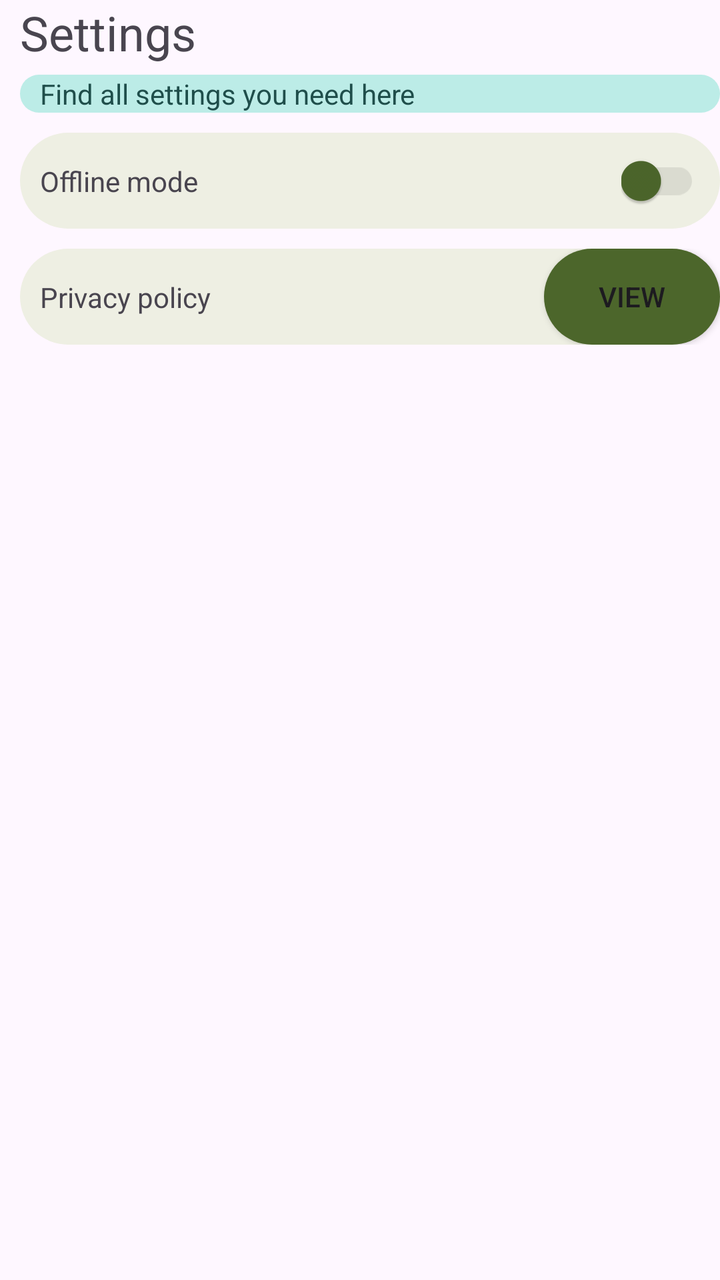
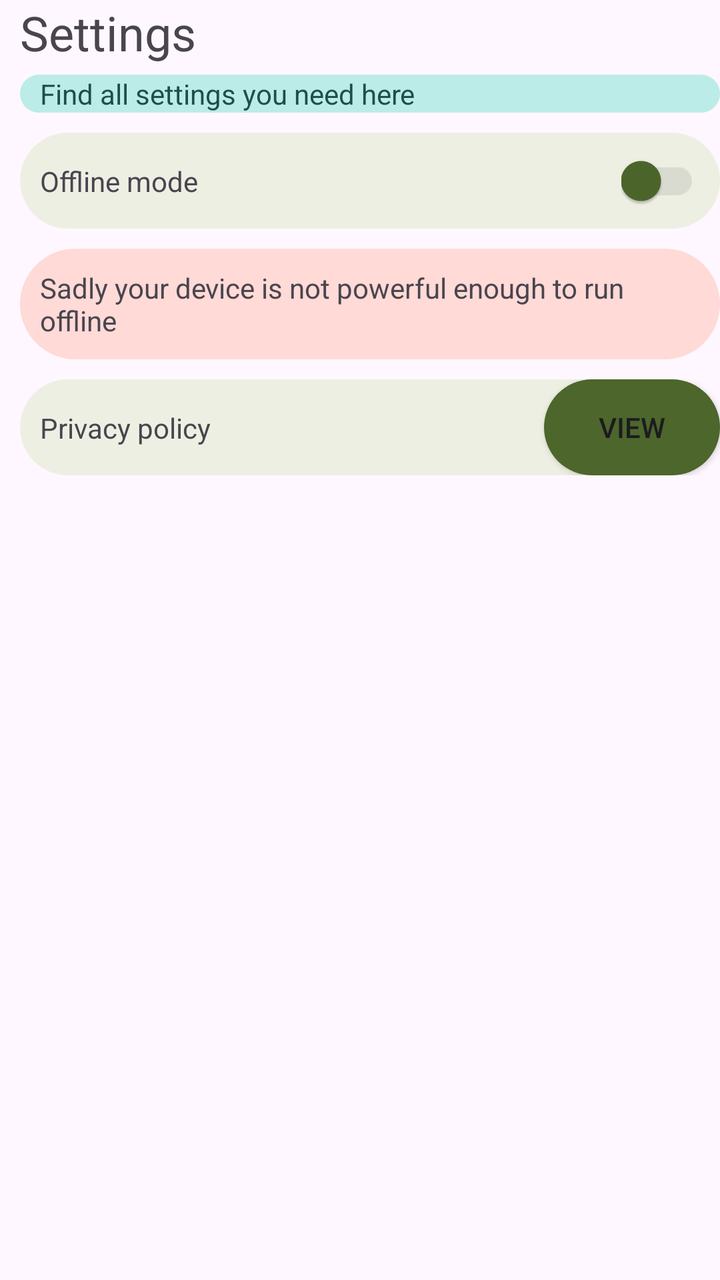

The first picture is an Android layout as it rendered before a commit; the second is the same layout after the commit. The layout source and the unified diff follow.
<!-- AndroidManifest.xml: application theme Theme.Task82HD -->
<!-- res/layout/fragment_settings.xml -->
<?xml version="1.0" encoding="utf-8"?>
<LinearLayout xmlns:android="http://schemas.android.com/apk/res/android"
    xmlns:tools="http://schemas.android.com/tools"
    android:layout_width="match_parent"
    android:layout_height="match_parent"
    xmlns:app="http://schemas.android.com/apk/res-auto"
    android:paddingStart="@dimen/standard_padding"
    android:layout_marginEnd="@dimen/standard_padding"
    tools:context=".Fragment.SettingsFragment"
    android:orientation="vertical">

    <TextView
        android:layout_width="match_parent"
        android:layout_height="wrap_content"
        android:text="Settings"
        style="@style/App.Title"/>

    <TextView
        android:layout_width="match_parent"
        android:layout_height="wrap_content"
        android:layout_marginTop="@dimen/margin_small"
        android:text="Find all settings you need here"
        android:background="@drawable/background_tertiary"
        android:paddingStart="@dimen/standard_padding"
        android:paddingEnd="@dimen/standard_padding"
        android:textColor="@color/md_theme_onTertiaryContainer"/>

    <androidx.constraintlayout.widget.ConstraintLayout
        android:layout_width="match_parent"
        android:layout_height="wrap_content"
        android:background="@drawable/background"
        android:layout_marginTop="@dimen/margin_large">

        <TextView
            android:layout_width="match_parent"
            android:layout_height="wrap_content"
            app:layout_constraintEnd_toStartOf="parent"
            app:layout_constraintTop_toTopOf="parent"
            android:paddingStart="@dimen/standard_padding"
            app:layout_constraintBottom_toBottomOf="parent"
            android:text="Offline mode"/>

        <com.google.android.material.switchmaterial.SwitchMaterial
            android:layout_width="wrap_content"
            android:layout_height="wrap_content"
            app:layout_constraintEnd_toEndOf="parent"
            android:paddingEnd="@dimen/standard_padding"
            app:layout_constraintTop_toTopOf="parent" />

    </androidx.constraintlayout.widget.ConstraintLayout>

    <androidx.constraintlayout.widget.ConstraintLayout
        android:layout_width="match_parent"
        android:layout_height="wrap_content"
        android:background="@drawable/background"
        android:layout_marginTop="@dimen/margin_large">

        <TextView
            android:layout_width="match_parent"
            android:layout_height="wrap_content"
            app:layout_constraintEnd_toStartOf="parent"
            app:layout_constraintTop_toTopOf="parent"
            android:paddingStart="@dimen/standard_padding"
            app:layout_constraintBottom_toBottomOf="parent"
            android:text="Privacy policy"/>

        <Button
            android:layout_width="wrap_content"
            android:layout_height="wrap_content"
            app:layout_constraintEnd_toEndOf="parent"
            android:background="@drawable/background_primary"
            
            android:text="View"/>

    </androidx.constraintlayout.widget.ConstraintLayout>




</LinearLayout>
<!-- resources referenced by this layout -->
<resources>
  <color name="md_theme_onTertiaryContainer">#1F4E4B</color>
  <dimen name="margin_large">10dp</dimen>
  <dimen name="margin_small">5dp</dimen>
  <dimen name="standard_padding">10dp</dimen>
  <!-- drawable background (drawable) -->
  <?xml version="1.0" encoding="utf-8"?>
  <shape xmlns:android="http://schemas.android.com/apk/res/android"
      android:shape="rectangle">
  
      <solid android:color="@color/md_theme_surfaceContainer" />
  
      <corners android:radius="@dimen/corner_radius_big" />
  </shape>
  <!-- drawable background_primary (drawable) -->
  <?xml version="1.0" encoding="utf-8"?>
  <shape xmlns:android="http://schemas.android.com/apk/res/android"
      android:shape="rectangle">
  
      <solid android:color="@color/md_theme_primary" />
  
      <corners android:radius="@dimen/corner_radius_big" />
  </shape>
  <!-- drawable background_tertiary (drawable) -->
  <?xml version="1.0" encoding="utf-8"?>
  <shape xmlns:android="http://schemas.android.com/apk/res/android"
      android:shape="rectangle">
  
      <solid android:color="@color/md_theme_tertiaryContainer" />
  
      <corners android:radius="@dimen/corner_radius_big" />
  </shape>
  <style name="App.Title" parent="Widget.AppCompat.TextView">
          <item name="fontWeight">700</item>
          <item name="android:textSize">@dimen/text_title</item>
          <item name="paddingStart">@dimen/standard_padding</item>
      </style>
  <style name="Theme.Task82HD" parent="Base.Theme.Task82HD" />
  <color name="md_theme_surfaceContainer">#EEEFE3</color>
  <dimen name="corner_radius_big">28dp</dimen>
  <color name="md_theme_primary">#4C662B</color>
  <color name="md_theme_tertiaryContainer">#BCECE7</color>
  <dimen name="text_title">24sp</dimen>
  <style name="Base.Theme.Task82HD" parent="Theme.Material3.DayNight.NoActionBar">
  
          <item name="materialButtonStyle">@style/App.Button</item>
          <item name="textInputStyle">@style/App.TextInputLayout.OutlinedBox</item>
          <item name="switchStyle">@style/App.Switch</item>
      </style>
  <style name="App.Button" parent="Widget.Material3.Button">
          <item name="backgroundTint">@color/md_theme_primary</item>
          <item name="android:textAllCaps">false</item>
          <item name="cornerRadius">12dp</item>
          <item name="background">@drawable/background_primary</item>
      </style>
  <style name="App.TextInputLayout.OutlinedBox" parent="Widget.Material3.TextInputLayout.OutlinedBox">
          <item name="boxStrokeColor">@color/md_theme_primary</item>
          <item name="hintTextColor">@color/md_theme_primary</item>
          <item name="android:textColor">@color/md_theme_primary</item>
  
          <item name="android:textColorHint">@color/md_theme_primary</item>
      </style>
  <style name="App.Switch" parent="Widget.MaterialComponents.CompoundButton.Switch">
          <item name="thumbTint">@color/md_theme_primary</item>
          <item name="trackTint">@color/md_theme_surfaceDim</item>
      </style>
  <color name="md_theme_surfaceDim">#DADBD0</color>
</resources>

<!-- the commit's change to res/layout/fragment_settings.xml (unified diff, before → after) -->
@@ -49,6 +49,15 @@
 
     </androidx.constraintlayout.widget.ConstraintLayout>
 
+    <TextView
+        android:layout_width="match_parent"
+        android:layout_height="wrap_content"
+        android:layout_marginTop="@dimen/margin_large"
+        android:background="@drawable/background_warning"
+        android:id="@+id/offline_mode_text"
+        android:padding="@dimen/standard_padding"
+        android:text="@string/cant_run_on_device"/>
+
     <androidx.constraintlayout.widget.ConstraintLayout
         android:layout_width="match_parent"
         android:layout_height="wrap_content"
<!-- resource entries referenced after the edit -->
@@ -31,6 +31,16 @@
   
       <corners android:radius="@dimen/corner_radius_big" />
   </shape>
+  <!-- drawable background_warning (drawable) -->
+  <?xml version="1.0" encoding="utf-8"?>
+  <shape xmlns:android="http://schemas.android.com/apk/res/android"
+      android:shape="rectangle">
+  
+      <solid android:color="@color/md_theme_errorContainer" />
+  
+      <corners android:radius="@dimen/corner_radius_big" />
+  </shape>
+  <string name="cant_run_on_device">Sadly your device is not powerful enough to run offline</string>
   <style name="App.Title" parent="Widget.AppCompat.TextView">
           <item name="fontWeight">700</item>
           <item name="android:textSize">@dimen/text_title</item>
@@ -41,6 +51,7 @@
   <dimen name="corner_radius_big">28dp</dimen>
   <color name="md_theme_primary">#4C662B</color>
   <color name="md_theme_tertiaryContainer">#BCECE7</color>
+  <color name="md_theme_errorContainer">#FFDAD6</color>
   <dimen name="text_title">24sp</dimen>
   <style name="Base.Theme.Task82HD" parent="Theme.Material3.DayNight.NoActionBar">
   
